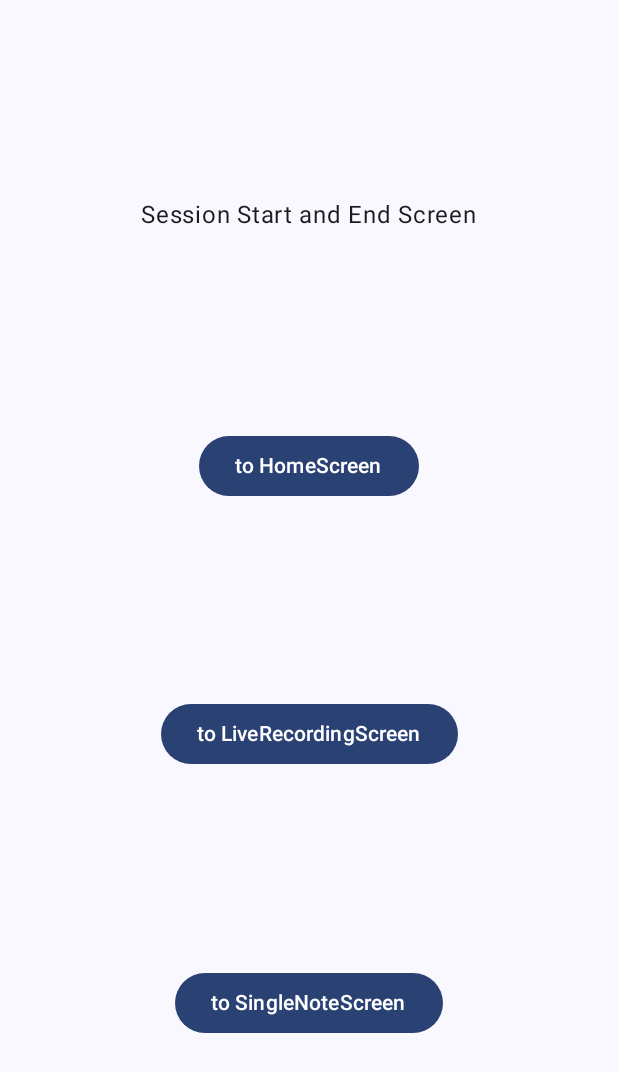
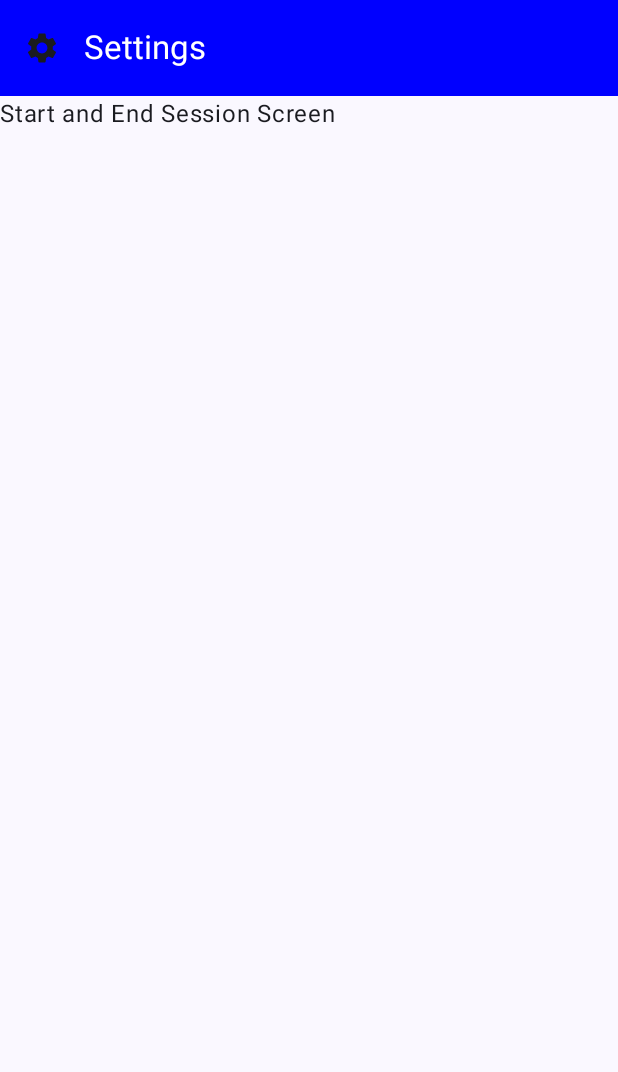
Before and after one commit to Starfox68/AccessaNotes, an Android app built with Jetpack Compose: the LiveRecordingScreen screen opened through its navigation route, after a tap on "to sessionStartAndEndScreen", on a phone screen of 412 x 824 dp. Shown: the top 1072 px of the screen. Run offline under Robolectric (Android 15) with nearby library versions, the light colour scheme and no system bars; our stand-ins replace Dagger/Hilt's generated code.

Commit message:
added navBar and FAB

```diff
--- /dev/null
+++ b/AccessaNotes/app/src/main/java/com/shaphr/accessanotes/FloatingActionButton.kt
@@ -0,0 +1,33 @@
+package com.shaphr.accessanotes
+
+import androidx.compose.foundation.layout.Box
+import androidx.compose.foundation.layout.fillMaxSize
+import androidx.compose.foundation.layout.padding
+import androidx.compose.material.icons.Icons
+import androidx.compose.material.icons.filled.Add
+import androidx.compose.material3.ExtendedFloatingActionButton
+import androidx.compose.material3.Icon
+import androidx.compose.material3.Text
+import androidx.compose.runtime.Composable
+import androidx.compose.ui.Alignment
+import androidx.compose.ui.Modifier
+import androidx.compose.ui.unit.dp
+import androidx.navigation.NavHostController
+
+//Floating Action Button for starting a new recording session
+@Composable
+fun FloatingActionButton(navController: NavHostController){
+    Box(modifier = Modifier.fillMaxSize()){
+        ExtendedFloatingActionButton(
+            modifier = Modifier
+                .padding(16.dp)
+                //align in the bottom right corner
+                .align(Alignment.BottomEnd),
+            //on click go to session start and end screen
+            onClick = { navController.navigate(Destination.SessionStartAndEndScreen.route) }
+        ) {
+            Text("New Session")
+            Icon(Icons.Filled.Add, "Add")
+        }
+    }
+}
--- a/AccessaNotes/app/src/main/java/com/shaphr/accessanotes/HomeScreen.kt
+++ /dev/null
@@ -1,31 +0,0 @@
-package com.shaphr.accessanotes
-
-import androidx.compose.foundation.layout.Arrangement
-import androidx.compose.foundation.layout.Column
-import androidx.compose.foundation.layout.fillMaxSize
-import androidx.compose.material3.Button
-import androidx.compose.material3.Text
-import androidx.compose.runtime.Composable
-import androidx.compose.ui.Alignment
-import androidx.compose.ui.Modifier
-import androidx.navigation.NavHostController
-
-@Composable
-fun HomeScreen(navController: NavHostController){
-    Column(
-        modifier = Modifier.fillMaxSize(),
-        horizontalAlignment = Alignment.CenterHorizontally,
-        verticalArrangement = Arrangement.SpaceEvenly
-    ) {
-        Text(text = "Home Screen")
-        Button(onClick = { navController.navigate(Destination.LiveRecordingScreen.route) }){
-            Text(text = "to LiveRecordingScreen")
-        }
-        Button(onClick = { navController.navigate(Destination.SessionStartAndEndScreen.route) }){
-            Text(text = "to SessionStartAndEndScreen")
-        }
-        Button(onClick = { navController.navigate(Destination.SingleNoteScreen.route) }){
-            Text(text = "to SingleNoteScreen")
-        }
-    }
-}
--- a/AccessaNotes/app/src/main/java/com/shaphr/accessanotes/LiveRecordingScreen.kt
+++ b/AccessaNotes/app/src/main/java/com/shaphr/accessanotes/LiveRecordingScreen.kt
@@ -10,17 +10,18 @@ import androidx.compose.ui.Alignment
 import androidx.compose.ui.Modifier
 import androidx.navigation.NavHostController
 
-
+//UI screen for when a session is currently underway
 @Composable
 fun LiveRecordingScreen(navController: NavHostController){
+    //TODO
     Column(
         modifier = Modifier.fillMaxSize(),
         horizontalAlignment = Alignment.CenterHorizontally,
         verticalArrangement = Arrangement.SpaceEvenly
     ) {
         Text(text = "Live Recording Screen")
-        Button(onClick = { navController.navigate(Destination.HomeScreen.route) }){
-            Text(text = "to homeScreen")
+        Button(onClick = { navController.navigate(Destination.NoteRepositoryScreen.route) }){
+            Text(text = "to noteRepositoryScreen")
         }
         Button(onClick = { navController.navigate(Destination.SessionStartAndEndScreen.route) }){
             Text(text = "to sessionStartAndEndScreen")
--- a/AccessaNotes/app/src/main/java/com/shaphr/accessanotes/MainActivity.kt
+++ b/AccessaNotes/app/src/main/java/com/shaphr/accessanotes/MainActivity.kt
@@ -6,10 +6,8 @@ import androidx.activity.compose.setContent
 import androidx.compose.foundation.layout.fillMaxSize
 import androidx.compose.material3.MaterialTheme
 import androidx.compose.material3.Surface
-import androidx.compose.material3.Text
 import androidx.compose.runtime.Composable
 import androidx.compose.ui.Modifier
-import androidx.compose.ui.tooling.preview.Preview
 import androidx.navigation.NavHostController
 import androidx.navigation.compose.NavHost
 import androidx.navigation.compose.composable
@@ -17,12 +15,19 @@ import androidx.navigation.compose.rememberNavController
 import com.shaphr.accessanotes.ui.theme.AccessaNotesTheme
 import dagger.hilt.android.AndroidEntryPoint
 
-
+//sealed class idea came from this tutorial:
+//https://www.youtube.com/watch?v=hGg0HjcoP9w
+//UI screens with corresponding routes for navigation
 sealed class Destination(val route: String){
-    object HomeScreen: Destination("homeScreen")
+    object NoteRepositoryScreen: Destination("noteRepositoryScreen")
     object LiveRecordingScreen: Destination("liveRecordingScreen")
     object SessionStartAndEndScreen: Destination("sessionStartAndEndScreen")
-    object SingleNoteScreen: Destination("singleNoteScreen")
+    object SingleNoteScreen: Destination("singleNoteScreen/{noteID}") {
+        //create a new route with the given note ID
+        fun createRoute(noteID: Int): String {
+            return "singleNoteScreen/$noteID"
+        }
+    }
 }
 
 
@@ -37,6 +42,7 @@ class MainActivity : ComponentActivity() {
                     modifier = Modifier.fillMaxSize(),
                     color = MaterialTheme.colorScheme.background
                 ) {
+                    //main navigation controller
                     val navController = rememberNavController()
                     NavigationAppHost(navController = navController)
                 }
@@ -45,13 +51,20 @@ class MainActivity : ComponentActivity() {
     }
 }
 
+//Functionality for navigating to different UI pages
 @Composable
 fun NavigationAppHost(navController: NavHostController) {
-    NavHost(navController = navController, startDestination = "homeScreen"){
-        composable(Destination.HomeScreen.route) { HomeScreen(navController) }
+    NavHost(navController = navController, startDestination = "noteRepositoryScreen") {
+        composable(Destination.NoteRepositoryScreen.route) { NoteRepositoryScreen(navController) }
         composable(Destination.LiveRecordingScreen.route) { LiveRecordingScreen(navController) }
-        composable(Destination.SessionStartAndEndScreen.route) { SessionStartAndEndScreen(navController) }
-        composable(Destination.SingleNoteScreen.route) { SingleNoteScreen(navController) }
+        composable(Destination.SessionStartAndEndScreen.route) { SessionStartAndEndScreen() }
+        composable(Destination.SingleNoteScreen.route) { navBackStackEntry ->
+            //get noteID from within the route
+            val noteID = navBackStackEntry.arguments?.getString("noteID")
+            if (noteID != null) {
+                SingleNoteScreen(noteID = noteID.toInt(), navController)
+            }
+        }
     }
 
 }
--- /dev/null
+++ b/AccessaNotes/app/src/main/java/com/shaphr/accessanotes/NoteRepositoryScreen.kt
@@ -0,0 +1,53 @@
+package com.shaphr.accessanotes
+
+import androidx.compose.foundation.clickable
+import androidx.compose.foundation.layout.Row
+import androidx.compose.foundation.layout.padding
+import androidx.compose.foundation.lazy.LazyColumn
+import androidx.compose.foundation.lazy.items
+import androidx.compose.material3.ExperimentalMaterial3Api
+import androidx.compose.material3.Scaffold
+import androidx.compose.material3.Text
+import androidx.compose.runtime.Composable
+import androidx.compose.ui.Modifier
+import androidx.navigation.NavHostController
+
+//UI screen for viewing all notes
+@OptIn(ExperimentalMaterial3Api::class)
+@Composable
+fun NoteRepositoryScreen(navController: NavHostController){
+    //will come from view model eventually
+    //TODO
+    val listOfNotes = MutableList(100){ it }
+
+    Scaffold(
+        //top navigation settings bar
+        topBar = { TopNav()},
+        //list of notes that can be clicked
+        content = { padding ->
+            FloatingActionButton(navController)
+            LazyColumn(modifier = Modifier.padding(padding)) {
+                items(listOfNotes) { singleNote ->
+                    Row(modifier = Modifier
+                        //create a new route with the specified noteID
+                        .clickable {
+                            navController.navigate(
+                                Destination.SingleNoteScreen.createRoute(
+                                    singleNote
+                                )
+                            )
+                        }
+                    ) {
+                        Text("This is note number: $singleNote")
+                    }
+                }
+            }
+        }
+    )
+
+
+
+
+
+
+}
--- a/AccessaNotes/app/src/main/java/com/shaphr/accessanotes/SessionStartAndEndScreen.kt
+++ b/AccessaNotes/app/src/main/java/com/shaphr/accessanotes/SessionStartAndEndScreen.kt
@@ -1,43 +1,23 @@
 package com.shaphr.accessanotes
 
-import androidx.compose.foundation.background
-import androidx.compose.foundation.clickable
-import androidx.compose.foundation.layout.Arrangement
-import androidx.compose.foundation.layout.Column
-import androidx.compose.foundation.layout.Row
-import androidx.compose.foundation.layout.fillMaxSize
-import androidx.compose.foundation.layout.fillMaxWidth
+
 import androidx.compose.foundation.layout.padding
-import androidx.compose.foundation.lazy.LazyColumn
-import androidx.compose.foundation.lazy.items
-import androidx.compose.foundation.shape.RoundedCornerShape
-import androidx.compose.material3.Button
+import androidx.compose.material3.ExperimentalMaterial3Api
+import androidx.compose.material3.Scaffold
 import androidx.compose.material3.Text
 import androidx.compose.runtime.Composable
-import androidx.compose.ui.Alignment
 import androidx.compose.ui.Modifier
-import androidx.compose.ui.draw.clip
-import androidx.compose.ui.graphics.Color
-import androidx.compose.ui.unit.dp
-import androidx.navigation.NavHost
-import androidx.navigation.NavHostController
 
+//UI screen for starting and stopping a session
+@OptIn(ExperimentalMaterial3Api::class)
 @Composable
-fun SessionStartAndEndScreen(navController: NavHostController){
-    Column(
-        modifier = Modifier.fillMaxSize(),
-        horizontalAlignment = Alignment.CenterHorizontally,
-        verticalArrangement = Arrangement.SpaceEvenly
-    ) {
-        Text(text = "Session Start and End Screen")
-        Button(onClick = { navController.navigate(Destination.HomeScreen.route) }){
-            Text(text = "to HomeScreen")
+fun SessionStartAndEndScreen(){
+    Scaffold(
+        //top settings navigation bar
+        topBar = { TopNav()},
+        // TODO
+        content = { padding ->
+            Text(modifier = Modifier.padding(padding), text = "Start and End Session Screen")
         }
-        Button(onClick = { navController.navigate(Destination.LiveRecordingScreen.route) }){
-            Text(text = "to LiveRecordingScreen")
-        }
-        Button(onClick = { navController.navigate(Destination.SingleNoteScreen.route) }){
-            Text(text = "to SingleNoteScreen")
-        }
-    }
+    )
 }
--- a/AccessaNotes/app/src/main/java/com/shaphr/accessanotes/SingleNoteScreen.kt
+++ b/AccessaNotes/app/src/main/java/com/shaphr/accessanotes/SingleNoteScreen.kt
@@ -1,31 +1,13 @@
 package com.shaphr.accessanotes
 
-import androidx.compose.foundation.layout.Arrangement
-import androidx.compose.foundation.layout.Column
-import androidx.compose.foundation.layout.fillMaxSize
-import androidx.compose.material3.Button
 import androidx.compose.material3.Text
 import androidx.compose.runtime.Composable
-import androidx.compose.ui.Alignment
-import androidx.compose.ui.Modifier
 import androidx.navigation.NavHostController
 
+//UI screen for viewing a single saved note
 @Composable
-fun SingleNoteScreen(navController: NavHostController){
-    Column(
-        modifier = Modifier.fillMaxSize(),
-        horizontalAlignment = Alignment.CenterHorizontally,
-        verticalArrangement = Arrangement.SpaceEvenly
-    ) {
-        Text(text = "Single Note Screen")
-        Button(onClick = { navController.navigate(Destination.HomeScreen.route) }){
-            Text(text = "to HomeScreen")
-        }
-        Button(onClick = { navController.navigate(Destination.LiveRecordingScreen.route) }){
-            Text(text = "to LiveRecordingScreen")
-        }
-        Button(onClick = { navController.navigate(Destination.SessionStartAndEndScreen.route) }){
-            Text(text = "to SessionStartAndEndScreen")
-        }
-    }
+fun SingleNoteScreen(noteID: Int, navController: NavHostController){
+    //TODO
+    Text(text = "This is note with ID: $noteID")
+    FloatingActionButton(navController)
 }
--- /dev/null
+++ b/AccessaNotes/app/src/main/java/com/shaphr/accessanotes/TopNav.kt
@@ -0,0 +1,30 @@
+package com.shaphr.accessanotes
+
+import androidx.compose.material.icons.Icons
+import androidx.compose.material.icons.filled.Settings
+import androidx.compose.material3.ExperimentalMaterial3Api
+import androidx.compose.material3.Icon
+import androidx.compose.material3.IconButton
+import androidx.compose.material3.Text
+import androidx.compose.material3.TopAppBar
+import androidx.compose.material3.TopAppBarDefaults
+import androidx.compose.runtime.Composable
+import androidx.compose.ui.graphics.Color
+
+//Top Navigation Bar
+@OptIn(ExperimentalMaterial3Api::class)
+@Composable
+fun TopNav() {
+    TopAppBar(
+        title = { Text("Settings") },
+        colors = TopAppBarDefaults.smallTopAppBarColors(
+            containerColor = Color.Blue,
+            titleContentColor = Color.White,
+        ),
+        navigationIcon = {
+            IconButton(onClick = { /* TODO */ }){
+                Icon(imageVector = Icons.Default.Settings, contentDescription = "Settings")
+            }
+        }
+    )
+}
```
